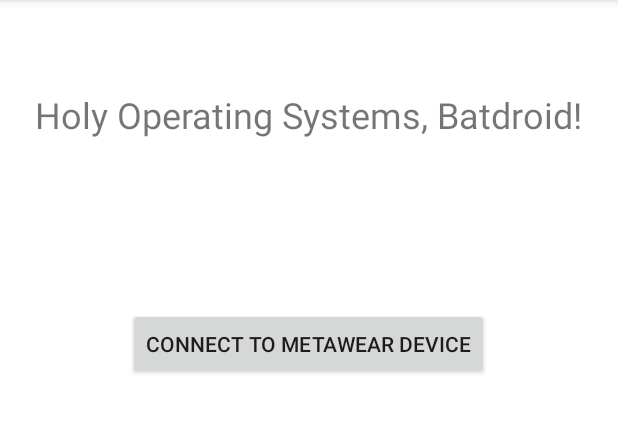
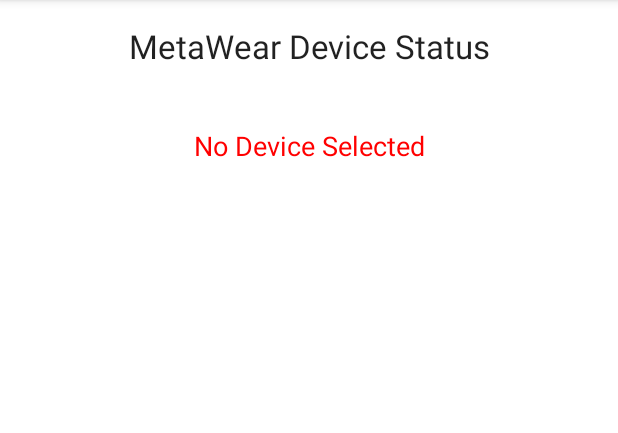
Before and after one commit to jfranco1701/Sleep_Tracker, an Android app: the screen it shows after launch (MainActivity), on a phone screen of 412 x 824 dp, the part 84-517 px from its top. Run offline under Robolectric (Android 15) with nearby library versions, the phone set to English and light mode, and no system bars.

```diff
--- a/app/src/main/java/com/app/joe/sleeptracker/MainActivity.java
+++ b/app/src/main/java/com/app/joe/sleeptracker/MainActivity.java
@@ -1,7 +1,9 @@
 package com.app.joe.sleeptracker;
 
 import android.content.Intent;
+import android.content.SharedPreferences;
 import android.content.res.Configuration;
+import android.graphics.Color;
 import android.os.Bundle;
 import android.support.design.widget.FloatingActionButton;
 import android.support.design.widget.Snackbar;
@@ -16,6 +18,7 @@ import android.widget.AdapterView;
 import android.widget.ArrayAdapter;
 import android.widget.Button;
 import android.widget.ListView;
+import android.widget.TextView;
 import android.widget.Toast;
 
 public class MainActivity extends AppCompatActivity {
@@ -26,9 +29,15 @@ public class MainActivity extends AppCompatActivity {
     private DrawerLayout mDrawerLayout;
     private String mActivityTitle;
 
+    private static final int PREFERENCE_MODE_PRIVATE = 0;
+    private static final int NO_DEVICE_SELECTED = 99;
+
     @Override
     protected void onCreate(Bundle savedInstanceState) {
         super.onCreate(savedInstanceState);
+
+        PreferenceManager.Init(this);
+
         setContentView(R.layout.activity_main);
         Toolbar toolbar = (Toolbar) findViewById(R.id.toolbar);
         setSupportActionBar(toolbar);
@@ -42,33 +51,33 @@ public class MainActivity extends AppCompatActivity {
 
         getSupportActionBar().setDisplayHomeAsUpEnabled(true);
         getSupportActionBar().setHomeButtonEnabled(true);
+
+//        PreferenceManager.writeMACAddress("");
+
+        if (PreferenceManager.readMACAddress() == ""){
+            setStatus(NO_DEVICE_SELECTED);
+        }
     }
 
- /*       @Override
-        public boolean onOptionsItemSelected2(MenuItem item) {
-            // Handle action bar item clicks here. The action bar will
-            // automatically handle clicks on the Home/Up button, so long
-            // as you specify a parent activity in AndroidManifest.xml.
+    private void setStatus(int status){
+        TextView textViewStatus = (TextView)findViewById(R.id.textViewStatus);
+        String strStatus = "";
 
-            Intent intent;
-
-            switch(item.getItemId()){
-                case R.id.action_settings:
-                    intent = new Intent(this, SettingsActivity.class);
-                    this.startActivity(intent);
-                    break;
-                case R.id.action_view:
-                    intent = new Intent(this, ViewActivity.class);
-                    this.startActivity(intent);
-                    break;
-                case R.id.action_about:
-                    intent = new Intent(this, AboutActivity.class);
-                    this.startActivity(intent);
-                    break;
-            }
-
-            return super.onOptionsItemSelected(item);
-        }*/
+        switch (status){
+            case 0: textViewStatus.setText("Disconnected");
+                textViewStatus.setTextColor(Color.BLACK);
+                break;
+            case 1: textViewStatus.setText("Connected");
+                textViewStatus.setTextColor(Color.GREEN);
+                break;
+            case 99: textViewStatus.setText("No Device Selected");
+                textViewStatus.setTextColor(Color.RED);
+                break;
+            default: textViewStatus.setText("Error");
+                textViewStatus.setTextColor(Color.RED);
+                break;
+        }
+    }
 
     private void addDrawerItems() {
         String[] osArray = { "View Tracking History", "Settings", "About" };
@@ -104,7 +113,7 @@ public class MainActivity extends AppCompatActivity {
             /** Called when a drawer has settled in a completely open state. */
             public void onDrawerOpened(View drawerView) {
                 super.onDrawerOpened(drawerView);
-                getSupportActionBar().setTitle("Navigation!");
+                getSupportActionBar().setTitle("Sleep Tracker Navigation");
                 invalidateOptionsMenu(); // creates call to onPrepareOptionsMenu()
             }
 
--- /dev/null
+++ b/app/src/main/java/com/app/joe/sleeptracker/PreferenceManager.java
@@ -0,0 +1,40 @@
+package com.app.joe.sleeptracker;
+
+import android.content.Context;
+import android.content.SharedPreferences;
+
+/**
+ * Created by jfran on 4/16/2016.
+ */
+public class PreferenceManager {
+    public static final String PREF_FILE = "SleepTrackerPref";
+    private static Context mContext;
+
+    public static void Init(Context context){
+        mContext = context;
+    }
+
+    private static String readPreference(String prefName, String dfltValue){
+        SharedPreferences settings = mContext.getSharedPreferences(PREF_FILE, 0);
+        String prefValue = settings.getString(prefName, dfltValue);
+
+        return prefValue;
+    }
+
+    private static void writePreference(String prefName, String prefValue){
+        SharedPreferences settings = mContext.getSharedPreferences(PREF_FILE, 0);
+        SharedPreferences.Editor editor = settings.edit();
+        editor.putString(prefName, prefValue);
+        editor.commit();
+    }
+
+    public static String readMACAddress(){
+        String macAddress = readPreference("macAddress", "");
+        return macAddress;
+    }
+
+    public static void writeMACAddress(String newMACAddress){
+        writePreference("macAddress", newMACAddress);
+    }
+
+}
--- a/app/src/main/res/layout/activity_main.xml
+++ b/app/src/main/res/layout/activity_main.xml
@@ -25,21 +25,8 @@
             tools:context=".MainActivity"
             android:background="#ffffffff">
 
-            <TextView
-                android:layout_width="wrap_content"
-                android:layout_height="wrap_content"
-                android:layout_centerHorizontal="true"
-                android:text="Holy Operating Systems, Batdroid!"
-                android:textSize="24sp"
-                android:gravity="center"
-                android:layout_marginTop="100dp"/>
 
-<!--            <ImageView
-                android:layout_width="wrap_content"
-                android:layout_height="wrap_content"
-                android:src="@drawable/batdroid"
-                android:layout_alignParentBottom="true"
-                android:layout_centerHorizontal="true"/>-->
+
 
         </RelativeLayout>
 
--- a/app/src/main/res/layout/content_main.xml
+++ b/app/src/main/res/layout/content_main.xml
@@ -13,12 +13,25 @@
     tools:showIn="@layout/activity_main">
 
 
-    <Button
-        android:layout_width="wrap_content"
+    <TextView
+        android:layout_width="fill_parent"
         android:layout_height="wrap_content"
-        android:text="Connect to Metawear Device"
-        android:id="@+id/buttonConnect"
+        android:textAppearance="?android:attr/textAppearanceLarge"
+        android:text="MetaWear Device Status"
+        android:id="@+id/textViewStatusHeader"
         android:layout_alignParentTop="true"
         android:layout_centerHorizontal="true"
-        android:layout_marginTop="189dp" />
+        android:textAlignment="center" />
+
+    <TextView
+        android:layout_width="fill_parent"
+        android:layout_height="wrap_content"
+        android:textAppearance="?android:attr/textAppearanceMedium"
+        android:text="Status"
+        android:id="@+id/textViewStatus"
+        android:layout_marginTop="39dp"
+        android:layout_below="@+id/textViewStatusHeader"
+        android:layout_toStartOf="@+id/textViewStatusHeader"
+        android:layout_alignParentEnd="true"
+        android:textAlignment="center" />
 </RelativeLayout>
```
Also changed, not shown: app/src/main/java/com/app/joe/sleeptracker/SettingsActivity.java (+7 -17 lines).
